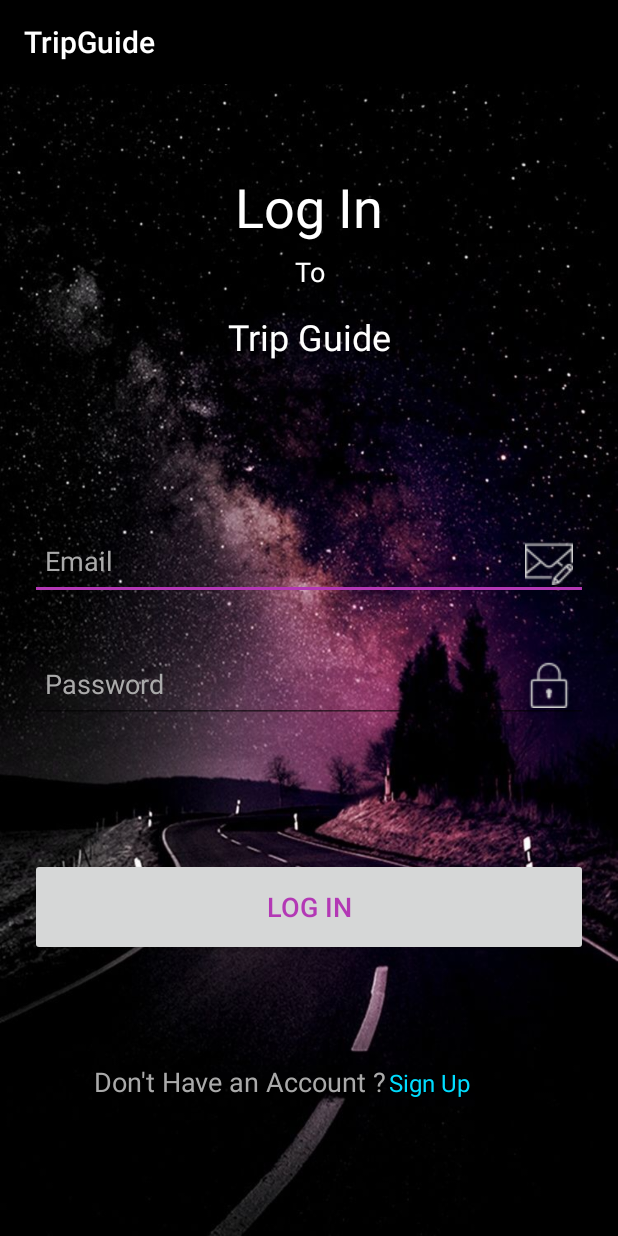
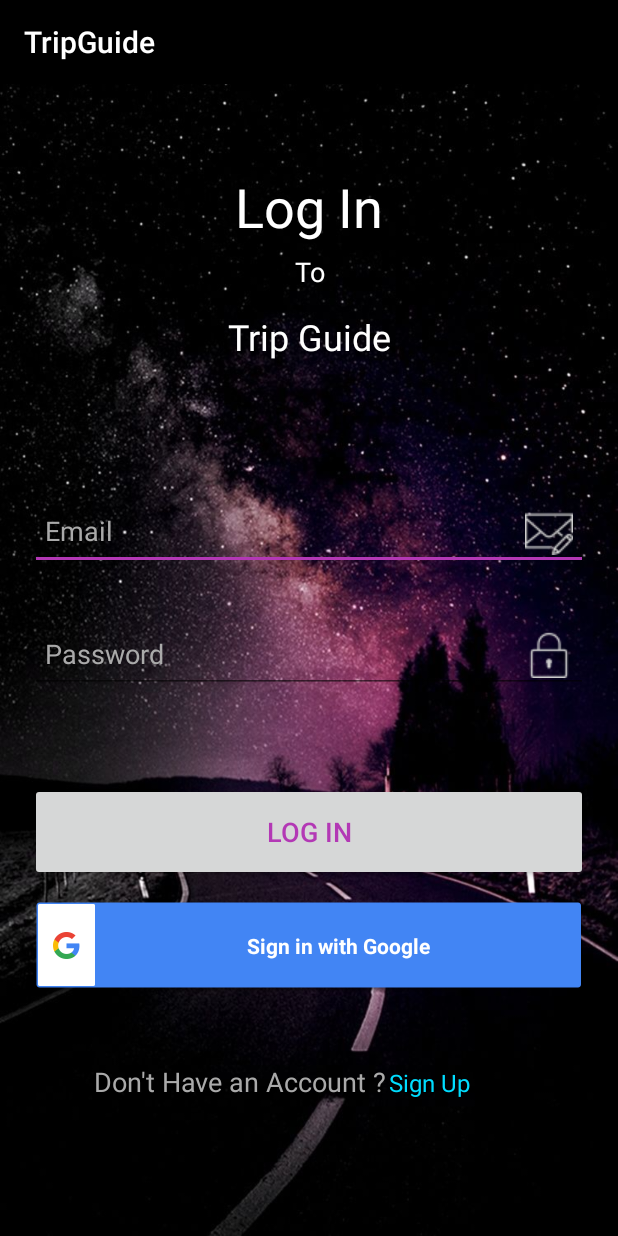
Before and after one commit to mahmoudfouadbadwy/TripGuide, an Android app: the Login screen opened directly, with no data from a screen before it, on a phone screen of 412 x 824 dp. Run offline under Robolectric (Android 15) with nearby library versions, the phone set to English and light mode, and no system bars.

Commit message:
zeynab login 2

```diff
--- a/app/src/main/res/layout/activity_login.xml
+++ b/app/src/main/res/layout/activity_login.xml
@@ -70,7 +70,7 @@
             android:layout_width="match_parent"
             android:layout_height="wrap_content"
             android:layout_marginLeft="20dp"
-            android:layout_marginTop="100dp"
+            android:layout_marginTop="80dp"
             android:layout_marginRight="20dp"
             android:drawableRight="@drawable/email"
 
@@ -110,12 +110,25 @@
             android:layout_width="match_parent"
             android:layout_height="65dp"
             android:layout_marginLeft="20dp"
-            android:layout_marginTop="90dp"
+            android:layout_marginTop="60dp"
 
             android:layout_marginRight="20dp"
             android:text="@string/logIn"
             android:textColor=" #b338b5 "
             android:textSize="18sp" />
+
+        <com.google.android.gms.common.SignInButton
+            xmlns:app="http://schemas.android.com/apk/res-auto"
+            android:id="@+id/signGoogle"
+            android:layout_width="match_parent"
+            android:layout_height="65dp"
+            android:layout_marginLeft="20dp"
+            android:layout_marginRight="20dp"
+            android:layout_marginTop="10dp"
+            app:buttonSize="wide"
+            app:colorScheme="dark"
+            />
+
     </LinearLayout>
 
     <LinearLayout
```
